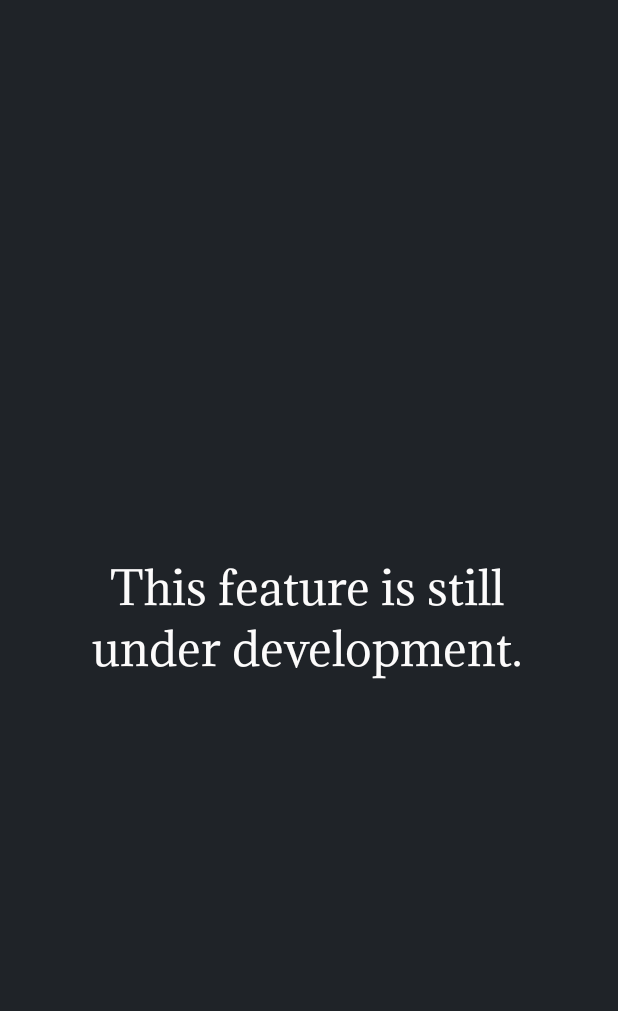
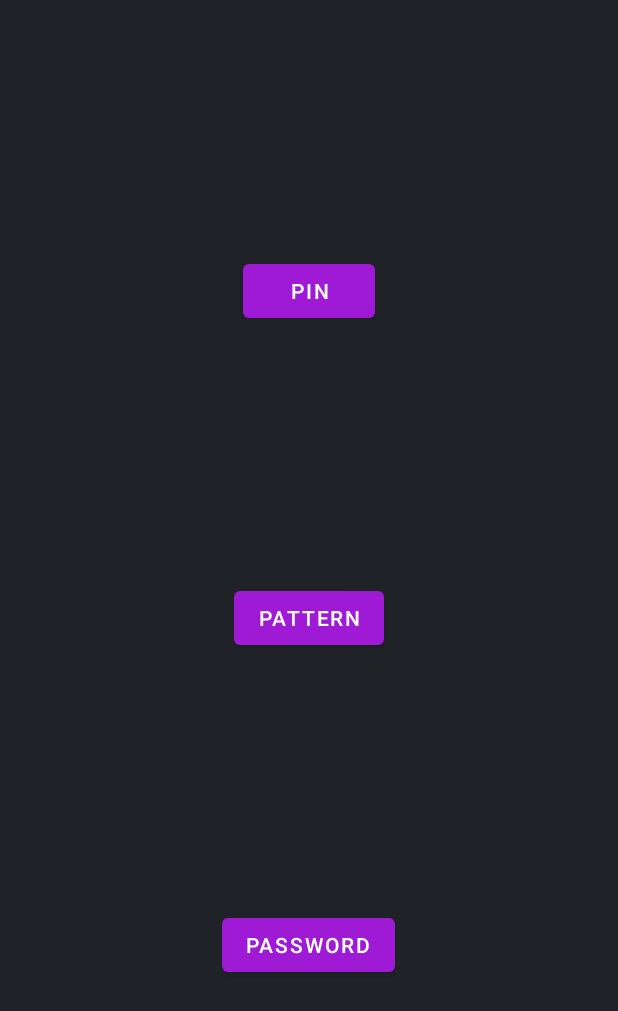
Before and after one commit to swastikbansal/Kavach, an Android app: the LockScreen screen opened directly, with no data from a screen before it, on a phone screen of 412 x 824 dp. Shown: the top 1011 px of the screen. Run offline under Robolectric (Android 15) with nearby library versions, the phone set to English and light mode, and no system bars; Roboto replaces fonts that are not available here.

Commit message:
Basic PIN GUI Made. Improve it Vidit !!!

```diff
--- a/app/src/main/java/com/example/kavach/LockScreen.java
+++ b/app/src/main/java/com/example/kavach/LockScreen.java
@@ -2,13 +2,22 @@ package com.example.kavach;
 
 import androidx.appcompat.app.AppCompatActivity;
 
+import android.content.Intent;
 import android.os.Bundle;
+import android.view.View;
 
 public class LockScreen extends AppCompatActivity {
 // Under Development
+
+    Intent intent;
     @Override
     protected void onCreate(Bundle savedInstanceState) {
         super.onCreate(savedInstanceState);
         setContentView(R.layout.activity_lock_screen);
     }
+
+    public void PIN(View view){
+        Intent PinIntent = new Intent(this,LockScreen_PIN.class);
+        startActivity(PinIntent);
+    }
 }
--- a/app/src/main/java/com/example/kavach/MainActivity.java
+++ b/app/src/main/java/com/example/kavach/MainActivity.java
@@ -209,6 +209,7 @@ public class MainActivity extends AppCompatActivity implements LocationHandler.L
         Toast.makeText(this, "SOS", Toast.LENGTH_SHORT).show();
         // Request current location when SOS button is pressed
         locationHandler.getCurrentLocation();
+
         cameraHandler.capturePhoto(MainActivity.this);
     }
 
--- a/app/src/main/res/layout/activity_lock_screen.xml
+++ b/app/src/main/res/layout/activity_lock_screen.xml
@@ -7,18 +7,39 @@
     android:background="@color/purple_700"
     tools:context=".LockScreen">
 
-    <TextView
-        android:id="@+id/textView6"
-        android:layout_width="323dp"
-        android:layout_height="101dp"
-        android:gravity="center"
-        android:text="This feature is still  under development."
-        android:fontFamily="@font/adamina"
-        android:textColor="#FCFBFB"
-        android:textSize="30sp"
+    <Button
+        android:id="@+id/Password"
+        android:layout_width="wrap_content"
+        android:layout_height="wrap_content"
+        android:text="Password"
         app:layout_constraintBottom_toBottomOf="parent"
         app:layout_constraintEnd_toEndOf="parent"
-        app:layout_constraintHorizontal_bias="0.492"
+        app:layout_constraintHorizontal_bias="0.498"
         app:layout_constraintStart_toStartOf="parent"
-        app:layout_constraintTop_toTopOf="parent" />
+        app:layout_constraintTop_toBottomOf="@+id/Pattern"
+        app:layout_constraintVertical_bias="0.5" />
+
+    <Button
+        android:id="@+id/Pattern"
+        android:layout_width="wrap_content"
+        android:layout_height="wrap_content"
+        android:text="Pattern"
+        app:layout_constraintBottom_toTopOf="@+id/Password"
+        app:layout_constraintEnd_toEndOf="parent"
+        app:layout_constraintStart_toStartOf="parent"
+        app:layout_constraintTop_toBottomOf="@+id/PIN"
+        app:layout_constraintVertical_bias="0.5" />
+
+    <Button
+        android:id="@+id/PIN"
+        android:layout_width="wrap_content"
+        android:layout_height="wrap_content"
+        android:onClick="PIN"
+        android:text="PIN"
+        app:layout_constraintBottom_toTopOf="@+id/Pattern"
+        app:layout_constraintEnd_toEndOf="parent"
+        app:layout_constraintHorizontal_bias="0.5"
+        app:layout_constraintStart_toStartOf="parent"
+        app:layout_constraintTop_toTopOf="parent"
+        app:layout_constraintVertical_bias="0.5" />
 </androidx.constraintlayout.widget.ConstraintLayout>
```
Also changed, not shown: app/src/main/AndroidManifest.xml (+12 -19 lines), app/src/main/java/com/example/kavach/LocationHandler.java (+13 -4 lines), app/src/main/java/com/example/kavach/LockScreen_PIN.java (added, +14 -0 lines), app/src/main/res/layout/activity_lock_screen_pin.xml (added, +140 -0 lines).
